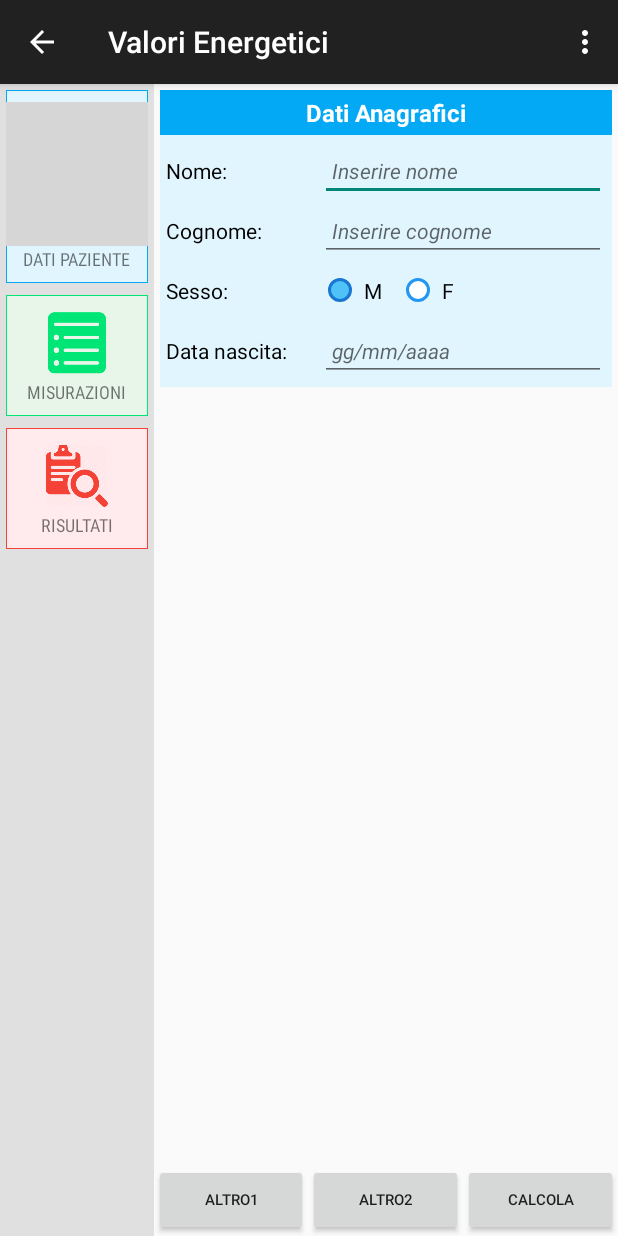
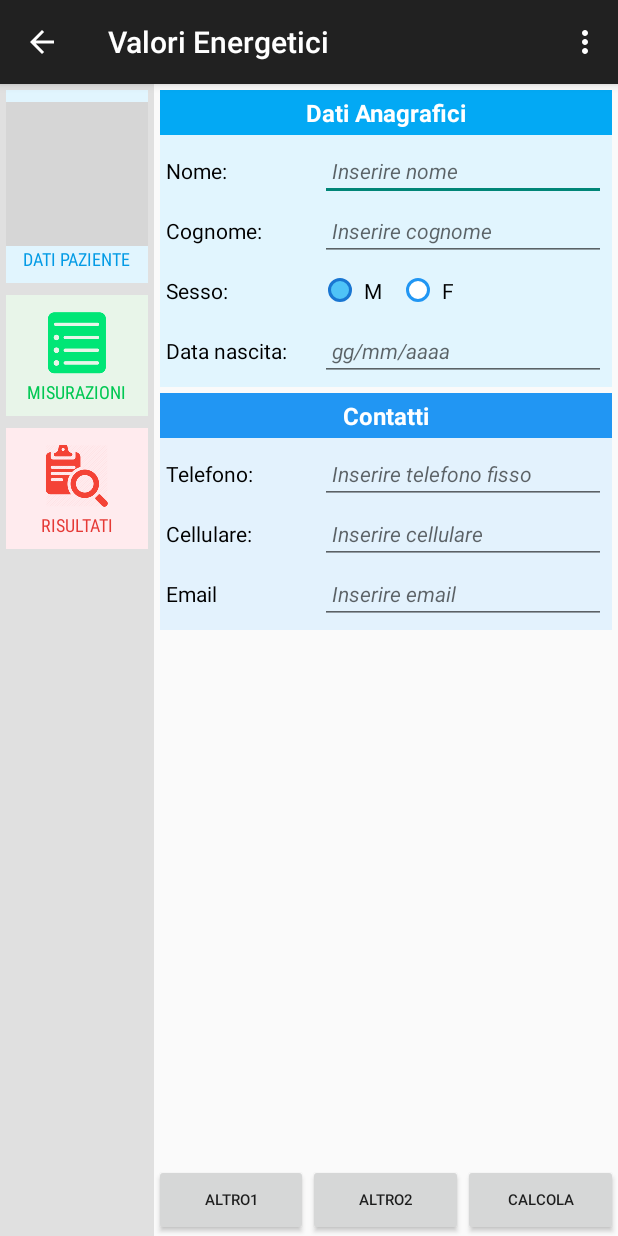
Before and after one commit to GLiccardo/IoNutrizionista, an Android app: the CalcoloValoriEnergeticiActivity screen opened directly, with no data from a screen before it, on a phone screen of 412 x 824 dp. Run offline under Robolectric (Android 15) with nearby library versions, the phone set to English and light mode, and no system bars; grey boxes are pictures that could not be loaded.

Commit message:
Update 25/04: * interfaccia completata * aggiunta sezione contatti in dati paziente * gestita la validazione dei contatti

```diff
--- a/app/src/main/java/it/giuseppeliccardo/ionutrizionista/CalcoloValoriEnergeticiActivity.java
+++ b/app/src/main/java/it/giuseppeliccardo/ionutrizionista/CalcoloValoriEnergeticiActivity.java
@@ -7,6 +7,7 @@ import android.support.v7.app.ActionBarActivity;
 import android.util.Log;
 import android.view.Menu;
 import android.view.MenuItem;
+import android.widget.FrameLayout;
 import android.widget.Toast;
 
 
@@ -28,13 +29,16 @@ public class CalcoloValoriEnergeticiActivity extends ActionBarActivity {
     public StringBuilder mParametriMancantiDatiAnagrafici;
     public StringBuilder mParametriMancantiMisurazioni;
 
-    public int provaValoriEnergetici1;
+    //public int provaValoriEnergetici1;
     //int prova = ((CalcoloValoriEnergeticiActivity) getActivity()).provaValoriEnergetici1;
 
     public String mNome;
     public String mCognome;
     public String mSesso;
     public String mDataDiNascita;
+    public String mTelefonoFisso;
+    public String mCellulare;
+    public String mEmail;
 
     public int mAltezzaCm;
     public float mPesoKg;
--- a/app/src/main/java/it/giuseppeliccardo/ionutrizionista/FragmentListaSezioni.java
+++ b/app/src/main/java/it/giuseppeliccardo/ionutrizionista/FragmentListaSezioni.java
@@ -9,7 +9,9 @@ import android.util.Log;
 import android.view.LayoutInflater;
 import android.view.View;
 import android.view.ViewGroup;
+import android.widget.FrameLayout;
 import android.widget.LinearLayout;
+import android.widget.TextView;
 
 
 public class FragmentListaSezioni extends Fragment {
@@ -20,7 +22,14 @@ public class FragmentListaSezioni extends Fragment {
     private final FragmentMisurazioni mFragmentMisurazioni = new FragmentMisurazioni();
     private final FragmentRisultati mFragmentRisultati = new FragmentRisultati();
 
-    LinearLayout mListaSezioneDatiAnagrafici, mListaSezioneMisurazioni, mListaSezioneRisultati;
+    LinearLayout mListaSezioni;
+    LinearLayout mListaSezioneDatiAnagrafici;
+    LinearLayout mListaSezioneMisurazioni;
+    LinearLayout mListaSezioneRisultati;
+    TextView mTestoDatiAnagrafici;
+    TextView mTestoMisurazioni;
+    TextView mTestoRisultati;
+
 
     public FragmentListaSezioni() {
         // Required empty public constructor
@@ -31,7 +40,6 @@ public class FragmentListaSezioni extends Fragment {
     public View onCreateView(LayoutInflater inflater, ViewGroup container,
                              Bundle savedInstanceState) {
         Log.i(TAG, getClass().getSimpleName() + ": entrato in onCreateView()");
-        // Inflate the layout for this fragment
 
         FragmentManager fragmentManager = getFragmentManager();
         FragmentTransaction fragmentTransaction = fragmentManager.beginTransaction();
@@ -45,8 +53,11 @@ public class FragmentListaSezioni extends Fragment {
     @Override
     public void onActivityCreated(Bundle savedInstanceState) {
         super.onActivityCreated(savedInstanceState);
+        Log.i(TAG, getClass().getSimpleName() + ": entrato in onActivityCreated()");
 
         try {
+            mListaSezioni = (LinearLayout) getView().findViewById(R.id.lista_sezioni);
+
             // Gestione del click sugli elementi del LinearLayout
             mListaSezioneDatiAnagrafici = (LinearLayout) getView().findViewById(R.id.lista_sezione_dati_anagrafici);
             mListaSezioneDatiAnagrafici.setOnClickListener(myListener);
@@ -54,6 +65,11 @@ public class FragmentListaSezioni extends Fragment {
             mListaSezioneMisurazioni.setOnClickListener(myListener);
             mListaSezioneRisultati = (LinearLayout) getView().findViewById(R.id.lista_sezione_risultati);
             mListaSezioneRisultati.setOnClickListener(myListener);
+
+            mTestoDatiAnagrafici = (TextView) getView().findViewById(R.id.text_view_lista_dati_anagrafici);
+            mTestoMisurazioni = (TextView) getView().findViewById(R.id.text_view_lista_misurazioni);
+            mTestoRisultati = (TextView) getView().findViewById(R.id.text_view_lista_risultati);
+
         } catch (NullPointerException exc) {
             exc.printStackTrace();
         }
@@ -67,24 +83,34 @@ public class FragmentListaSezioni extends Fragment {
       Metodo nel quale vengono settati colore di sfondo e bordi per ciascuna delle icone della lista
      */
     private void setBackgroundAndStrokeIcone() {
+        Log.i(TAG, getClass().getSimpleName() + ": entrato in setBackgroundAndStrokeIcone()");
 
         // Dati Anagrafici - Light Blue
         GradientDrawable borderDatiAnagrafici = new GradientDrawable();
         borderDatiAnagrafici.setColor(getResources().getColor(R.color.light_blue50));
-        borderDatiAnagrafici.setStroke(1, getResources().getColor(R.color.light_blue500));
+        //borderDatiAnagrafici.setStroke(1, getResources().getColor(R.color.light_blue500));
+        //borderDatiAnagrafici.setColor(getResources().getColor(R.color.grey50));
+        //borderDatiAnagrafici.setStroke(1, getResources().getColor(R.color.light_blue50));
         mListaSezioneDatiAnagrafici.setBackground(borderDatiAnagrafici);
+        mTestoDatiAnagrafici.setTextColor(getResources().getColor(R.color.light_blue600));
 
         // Misurazioni - Green
         GradientDrawable borderMisurazioni = new GradientDrawable();
         borderMisurazioni.setColor(getResources().getColor(R.color.green50));
-        borderMisurazioni.setStroke(1, getResources().getColor(R.color.greenA400));
+        //borderMisurazioni.setStroke(1, getResources().getColor(R.color.greenA400));
+        //borderMisurazioni.setColor(getResources().getColor(R.color.grey50));
+        //borderMisurazioni.setStroke(1, getResources().getColor(R.color.green50));
         mListaSezioneMisurazioni.setBackground(borderMisurazioni);
+        mTestoMisurazioni.setTextColor(getResources().getColor(R.color.greenA700));
 
         // Risultati - Red
         GradientDrawable borderRisultati = new GradientDrawable();
         borderRisultati.setColor(getResources().getColor(R.color.red50));
-        borderRisultati.setStroke(1, getResources().getColor(R.color.red500));
+        //borderRisultati.setStroke(1, getResources().getColor(R.color.red500));
+        //borderRisultati.setColor(getResources().getColor(R.color.grey50));
+        //borderRisultati.setStroke(1, getResources().getColor(R.color.red50));
         mListaSezioneRisultati.setBackground(borderRisultati);
+        mTestoRisultati.setTextColor(getResources().getColor(R.color.red600));
 
     }
 
@@ -100,6 +126,7 @@ public class FragmentListaSezioni extends Fragment {
 
     void clickLinearLayout1() {
         //Toast.makeText(getActivity(), "Icona 1", Toast.LENGTH_SHORT).show();
+        //mListaSezioni.setBackgroundColor(getResources().getColor(R.color.light_blue300));
 
         FragmentManager fm = getFragmentManager();
         FragmentTransaction ft = fm.beginTransaction();
@@ -110,6 +137,7 @@ public class FragmentListaSezioni extends Fragment {
 
     void clickLinearLayout2() {
         //Toast.makeText(getActivity(), "Icona 2", Toast.LENGTH_SHORT).show();
+        //mListaSezioni.setBackgroundColor(getResources().getColor(R.color.greenA200));
 
         FragmentManager fm = getFragmentManager();
         FragmentTransaction ft = fm.beginTransaction();
@@ -120,6 +148,10 @@ public class FragmentListaSezioni extends Fragment {
 
     void clickLinearLayout3() {
         //Toast.makeText(getActivity(), "Icona 3", Toast.LENGTH_SHORT).show();
+        GradientDrawable borderRisultati = new GradientDrawable();
+        borderRisultati.setColor(getResources().getColor(R.color.red50));
+        borderRisultati.setStroke(1, getResources().getColor(R.color.red500));
+        //mListaSezioni.setBackgroundColor(getResources().getColor(R.color.red300));
 
         // I risultati non vengono ricalcolati all'apertura del fragment "Risultati"
         ((CalcoloValoriEnergeticiActivity) getActivity()).flagClicButtonCalcola = false;
--- a/app/src/main/res/layout/activity_calcolo_valori_energetici.xml
+++ b/app/src/main/res/layout/activity_calcolo_valori_energetici.xml
@@ -10,8 +10,7 @@
         android:id="@+id/container_sinistro"
         android:layout_width="0dp"
         android:layout_height="match_parent"
-        android:layout_weight="0.25"
-        android:background="@color/grey300" />
+        android:layout_weight="0.25" />
 
     <LinearLayout
         android:layout_width="0dp"
--- a/app/src/main/res/layout/fragment_dati_anagrafici.xml
+++ b/app/src/main/res/layout/fragment_dati_anagrafici.xml
@@ -3,6 +3,7 @@
     android:layout_height="match_parent" >
 
     <RelativeLayout
+        android:id="@+id/relative_layout_dati_anagrafici"
         android:layout_width="match_parent"
         android:layout_height="wrap_content"
         android:padding="4dp" >
@@ -146,6 +147,98 @@
 
         </TableLayout>
 
+        <!-- CONTATTI -->
+
+        <TextView
+            android:id="@+id/text_view_contatti"
+            android:layout_height="wrap_content"
+            android:layout_width="match_parent"
+            android:padding="4dp"
+            android:gravity="center"
+            android:background="@color/blue500"
+            android:text="@string/text_view_contatti"
+            android:textSize="@dimen/font_size_grande"
+            android:textColor="@color/white"
+            android:textStyle="bold"
+            android:layout_marginTop="4dp"
+            android:layout_below="@id/table_layout_dati_anagrafici" />
+
+        <TableLayout
+            android:id="@+id/table_layout_contatti"
+            android:layout_width="match_parent"
+            android:layout_height="wrap_content"
+            android:padding="@dimen/valori_energetici_padding_all_table_layout"
+            android:background="@color/blue50"
+            android:layout_below="@+id/text_view_contatti" >
+
+            <TableRow>
+                <TextView
+                    android:text="@string/text_view_telefono_fisso"
+                    android:layout_height="wrap_content"
+                    android:layout_width="0dp"
+                    android:layout_weight="3.5"
+                    android:layout_gravity="center_vertical"
+                    android:textSize="@dimen/font_size_medio"
+                    android:textColor="#ff000000" />
+                <EditText
+                    android:id="@+id/edit_text_telefono_fisso"
+                    android:layout_height="wrap_content"
+                    android:layout_width="0dp"
+                    android:layout_weight="6.5"
+                    android:paddingLeft="@dimen/valori_energetici_padding_laterale_edit_text"
+                    android:paddingRight="@dimen/valori_energetici_padding_laterale_edit_text"
+                    android:inputType="phone"
+                    android:hint="@string/hint_telefono_fisso"
+                    android:textSize="@dimen/font_size_medio"
+                    android:textStyle="italic" />
+            </TableRow>
+
+            <TableRow>
+                <TextView
+                    android:text="@string/text_view_cellulare"
+                    android:layout_height="wrap_content"
+                    android:layout_width="0dp"
+                    android:layout_weight="3.5"
+                    android:layout_gravity="center_vertical"
+                    android:textSize="@dimen/font_size_medio"
+                    android:textColor="#ff000000" />
+                <EditText
+                    android:id="@+id/edit_text_cellulare"
+                    android:layout_height="wrap_content"
+                    android:layout_width="0dp"
+                    android:layout_weight="6.5"
+                    android:paddingLeft="@dimen/valori_energetici_padding_laterale_edit_text"
+                    android:paddingRight="@dimen/valori_energetici_padding_laterale_edit_text"
+                    android:inputType="phone"
+                    android:hint="@string/hint_cellulare"
+                    android:textSize="@dimen/font_size_medio"
+                    android:textStyle="italic" />
+            </TableRow>
+
+            <TableRow>
+                <TextView
+                    android:text="@string/text_view_email"
+                    android:layout_height="wrap_content"
+                    android:layout_width="0dp"
+                    android:layout_weight="3.5"
+                    android:layout_gravity="center_vertical"
+                    android:textSize="@dimen/font_size_medio"
+                    android:textColor="#ff000000" />
+                <EditText
+                    android:id="@+id/edit_text_email"
+                    android:layout_height="wrap_content"
+                    android:layout_width="0dp"
+                    android:layout_weight="6.5"
+                    android:paddingLeft="@dimen/valori_energetici_padding_laterale_edit_text"
+                    android:paddingRight="@dimen/valori_energetici_padding_laterale_edit_text"
+                    android:inputType="textEmailAddress"
+                    android:hint="@string/hint_email"
+                    android:textSize="@dimen/font_size_medio"
+                    android:textStyle="italic" />
+            </TableRow>
+
+        </TableLayout>
+
     </RelativeLayout>
 
 </ScrollView>
--- a/app/src/main/res/layout/fragment_lista_sezioni.xml
+++ b/app/src/main/res/layout/fragment_lista_sezioni.xml
@@ -1,7 +1,9 @@
 <LinearLayout xmlns:android="http://schemas.android.com/apk/res/android"
+    android:id="@+id/lista_sezioni"
     android:layout_width="match_parent"
-    android:layout_height="wrap_content"
+    android:layout_height="match_parent"
     android:orientation="vertical"
+    android:background="@color/grey300"
     android:padding="4dp">
 
     <LinearLayout
--- a/app/src/main/res/values/strings.xml
+++ b/app/src/main/res/values/strings.xml
@@ -11,13 +11,15 @@
     <string name="misurazioni">Misurazioni</string>
     <string name="risultati">Risultati</string>
 
-    <!-- Funzionalità 1 - Dati Anagrafici-->
+    <!-- Funzionalità 1 - Label -->
     <string name="text_view_dati_anagrafici">Dati Anagrafici</string>
+    <string name="text_view_contatti">Contatti</string>
     <string name="text_view_misurazioni_pesoforma">Pesoforma</string>
     <string name="text_view_misurazioni_circonferenza">Circonferenza</string>
     <string name="text_view_misurazioni_pliche">Pliche</string>
     <string name="text_view_risultati">Risultati</string>
 
+    <!-- Funzionalità 1 - Dati Anagrafici -->
     <string name="text_view_nome">Nome: </string>
     <string name="text_view_cognome">Cognome: </string>
     <string name="hint_nome_paziente">Inserire nome</string>
@@ -30,6 +32,17 @@
     <string name="text_view_data_di_nascita">Data nascita:</string>
     <string name="hint_data_di_nascita">gg/mm/aaaa</string>
 
+    <!-- Funzionalità 1 - Contatti -->
+    <string name="text_view_telefono_fisso">Telefono:</string>
+    <string name="hint_telefono_fisso">Inserire telefono fisso</string>
+
+    <string name="text_view_cellulare">Cellulare:</string>
+    <string name="hint_cellulare">Inserire cellulare</string>
+
+    <string name="text_view_email">Email</string>
+    <string name="hint_email">Inserire email</string>
+
+    <!-- Funzionalità 1 - Misurazioni -->
     <string name="text_view_pesoforma">Pesoforma</string>
     <string name="text_view_pliche">Pliche</string>
     <string name="text_view_circonferenza">Circonferenza</string>
@@ -45,6 +58,7 @@
     <string name="text_view_circonferenza_polso">Polso: </string>
     <string name="text_view_circonferenza_braccio">Braccio: </string>
 
+    <!-- Funzionalità 1 - Risultati -->
     <string name="text_view_bmi">Indice Massa Corporea</string>
     <string name="text_view_peso_calcolato_ideale">Peso Calcolato Ideale</string>
     <string name="text_view_metabolismo_basale">Metabolismo Basale</string>
@@ -53,16 +67,10 @@
     <string name="text_view_razione_calorica_moderata">Razione Calorica Moderata</string>
     <string name="text_view_razione_calorica_pesante">Razione Calorica Pesante</string>
 
+    <!-- Funzionalità 1 - Button -->
     <string name="button_altro1">Altro1</string>
     <string name="button_altro2">Altro2</string>
     <string name="button_calcola">Calcola</string>
-
-    <!-- Unità di misura -->
-    <string name="text_view_cm">cm</string>
-    <string name="text_view_mm">mm</string>
-    <string name="text_view_kg">kg</string>
-    <string name="text_view_kcal">kcal</string>
-    <string name="text_view_kg_m2"><sup>kg</sup>/<sub>m<sup><small>2</small></sup></sub></string>
 
     <!-- Funzionalità 1 - Barra Colorata -->
     <string name="barra_viola_dark">16-</string>
@@ -73,4 +81,11 @@
     <string name="barra_rosso">35~40</string>
     <string name="barra_rosso_dark">40+</string>
 
+    <!-- Unità di misura -->
+    <string name="text_view_cm">cm</string>
+    <string name="text_view_mm">mm</string>
+    <string name="text_view_kg">kg</string>
+    <string name="text_view_kcal">kcal</string>
+    <string name="text_view_kg_m2"><sup>kg</sup>/<sub>m<sup><small>2</small></sup></sub></string>
+
 </resources>
```
Also changed, not shown: app/src/main/java/it/giuseppeliccardo/ionutrizionista/FragmentDatiAnagrafici.java (+159 -15 lines).
